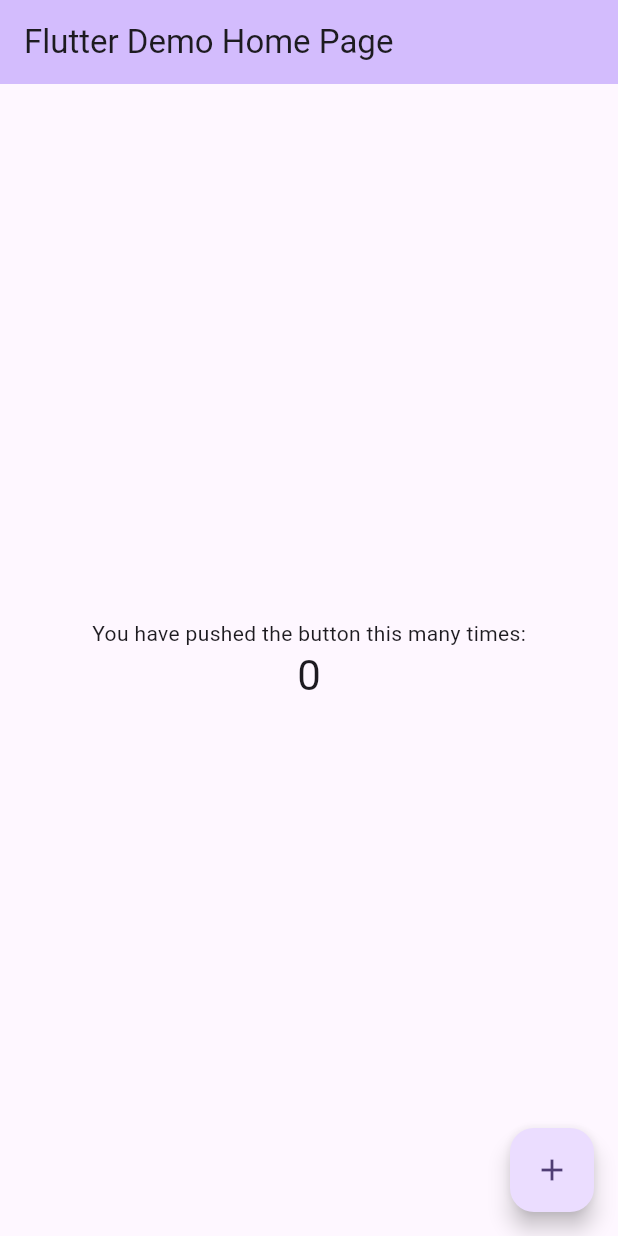
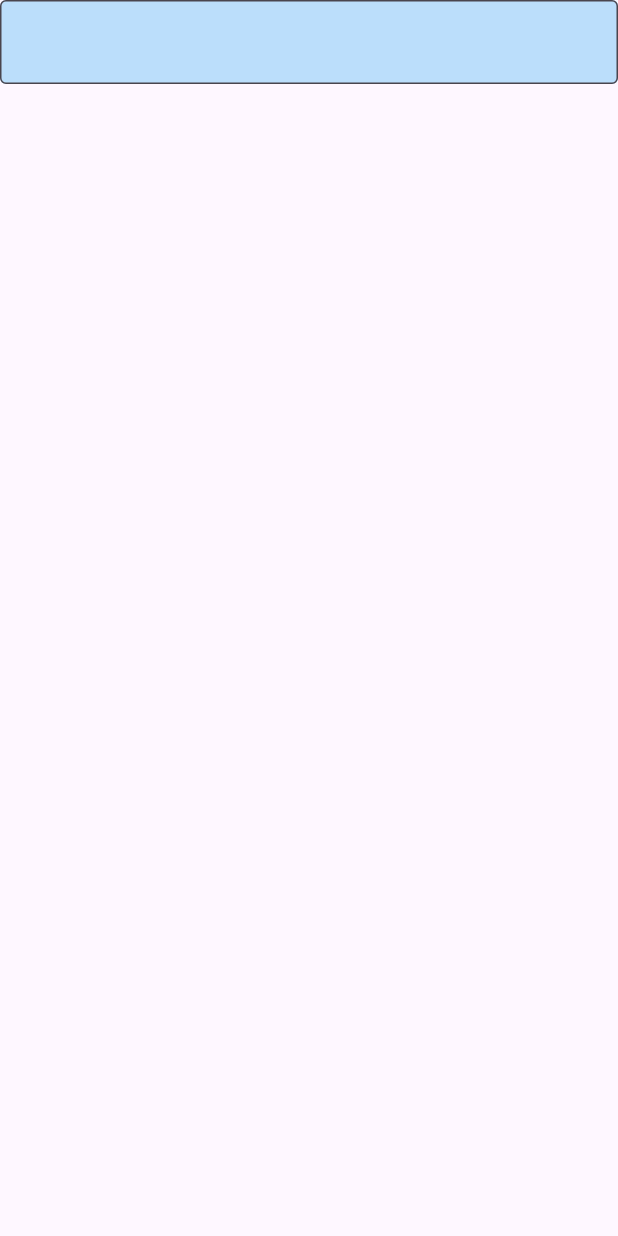
Before and after one commit to serrabruna/calculadoraflutter, a Flutter app: the screen it shows after launch, on a phone screen of 412 x 824 dp. Run offline on Flutter 3.47's test engine with Material 3 defaults, Android fonts, the phone set to English and light mode, and no system bars.

Commit message:
criação de textField

```diff
--- a/lib/main.dart
+++ b/lib/main.dart
@@ -7,115 +7,40 @@ void main() {
 class MyApp extends StatelessWidget {
   const MyApp({super.key});
 
-  // This widget is the root of your application.
   @override
   Widget build(BuildContext context) {
     return MaterialApp(
       title: 'Flutter Demo',
-      theme: ThemeData(
-        // This is the theme of your application.
-        //
-        // TRY THIS: Try running your application with "flutter run". You'll see
-        // the application has a purple toolbar. Then, without quitting the app,
-        // try changing the seedColor in the colorScheme below to Colors.green
-        // and then invoke "hot reload" (save your changes or press the "hot
-        // reload" button in a Flutter-supported IDE, or press "r" if you used
-        // the command line to start the app).
-        //
-        // Notice that the counter didn't reset back to zero; the application
-        // state is not lost during the reload. To reset the state, use hot
-        // restart instead.
-        //
-        // This works for code too, not just values: Most code changes can be
-        // tested with just a hot reload.
-        colorScheme: .fromSeed(seedColor: Colors.deepPurple),
-      ),
-      home: const MyHomePage(title: 'Flutter Demo Home Page'),
+      theme: ThemeData(colorScheme: .fromSeed(seedColor: Colors.deepPurple)),
+      home: const Calculadora(title: 'Flutter Demo Home Page'),
     );
   }
 }
 
-class MyHomePage extends StatefulWidget {
-  const MyHomePage({super.key, required this.title});
-
-  // This widget is the home page of your application. It is stateful, meaning
-  // that it has a State object (defined below) that contains fields that affect
-  // how it looks.
-
-  // This class is the configuration for the state. It holds the values (in this
-  // case the title) provided by the parent (in this case the App widget) and
-  // used by the build method of the State. Fields in a Widget subclass are
-  // always marked "final".
+class Calculadora extends StatefulWidget {
+  const Calculadora({super.key, required this.title});
 
   final String title;
 
   @override
-  State<MyHomePage> createState() => _MyHomePageState();
+  State<Calculadora> createState() => _MyHomePageState();
 }
 
-class _MyHomePageState extends State<MyHomePage> {
-  int _counter = 0;
-
-  void _incrementCounter() {
-    setState(() {
-      // This call to setState tells the Flutter framework that something has
-      // changed in this State, which causes it to rerun the build method below
-      // so that the display can reflect the updated values. If we changed
-      // _counter without calling setState(), then the build method would not be
-      // called again, and so nothing would appear to happen.
-      _counter++;
-    });
-  }
-
+class _MyHomePageState extends State<Calculadora> {
   @override
   Widget build(BuildContext context) {
-    // This method is rerun every time setState is called, for instance as done
-    // by the _incrementCounter method above.
-    //
-    // The Flutter framework has been optimized to make rerunning build methods
-    // fast, so that you can just rebuild anything that needs updating rather
-    // than having to individually change instances of widgets.
     return Scaffold(
-      appBar: AppBar(
-        // TRY THIS: Try changing the color here to a specific color (to
-        // Colors.amber, perhaps?) and trigger a hot reload to see the AppBar
-        // change color while the other colors stay the same.
-        backgroundColor: Theme.of(context).colorScheme.inversePrimary,
-        // Here we take the value from the MyHomePage object that was created by
-        // the App.build method, and use it to set our appbar title.
-        title: Text(widget.title),
-      ),
-      body: Center(
-        // Center is a layout widget. It takes a single child and positions it
-        // in the middle of the parent.
-        child: Column(
-          // Column is also a layout widget. It takes a list of children and
-          // arranges them vertically. By default, it sizes itself to fit its
-          // children horizontally, and tries to be as tall as its parent.
-          //
-          // Column has various properties to control how it sizes itself and
-          // how it positions its children. Here we use mainAxisAlignment to
-          // center the children vertically; the main axis here is the vertical
-          // axis because Columns are vertical (the cross axis would be
-          // horizontal).
-          //
-          // TRY THIS: Invoke "debug painting" (choose the "Toggle Debug Paint"
-          // action in the IDE, or press "p" in the console), to see the
-          // wireframe for each widget.
-          mainAxisAlignment: .center,
-          children: [
-            const Text('You have pushed the button this many times:'),
-            Text(
-              '$_counter',
-              style: Theme.of(context).textTheme.headlineMedium,
+      body: Column(
+        children: [
+          TextField(
+            readOnly: true,
+            decoration: InputDecoration(
+              border: OutlineInputBorder(),
+              filled: true,
+              fillColor: Colors.blue[100],
             ),
-          ],
-        ),
-      ),
-      floatingActionButton: FloatingActionButton(
-        onPressed: _incrementCounter,
-        tooltip: 'Increment',
-        child: const Icon(Icons.add),
+          ),
+        ],
       ),
     );
   }
```
